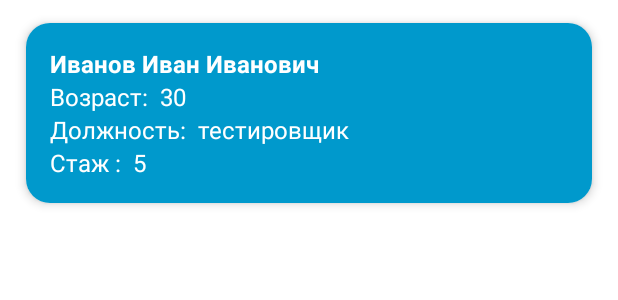
After one commit to panasetskaya/DataStorageHomeWork11, an Android app: the layout item_employee.xml on its own in the app's theme, with its tools: preview values and no code run, on a phone screen of 412 x 824 dp. The commit adds this screen. Shown: the top 300 px of the screen. Run offline under Robolectric (Android 15) with nearby library versions, the phone set to English and light mode, and no system bars.

Commit message:
add layouts

```diff
--- /dev/null
+++ b/app/src/main/res/layout/item_employee.xml
@@ -0,0 +1,104 @@
+<?xml version="1.0" encoding="utf-8"?>
+<androidx.cardview.widget.CardView xmlns:android="http://schemas.android.com/apk/res/android"
+    xmlns:app="http://schemas.android.com/apk/res-auto"
+    xmlns:tools="http://schemas.android.com/tools"
+    android:layout_width="match_parent"
+    android:layout_height="wrap_content"
+    android:layout_marginStart="8dp"
+    android:layout_marginTop="4dp"
+    android:layout_marginEnd="8dp"
+    app:cardCornerRadius="16dp"
+    app:cardElevation="4dp"
+    app:cardUseCompatPadding="true">
+
+    <androidx.constraintlayout.widget.ConstraintLayout
+        android:layout_width="match_parent"
+        android:layout_height="wrap_content"
+        android:background="@android:color/holo_blue_dark"
+        android:padding="16dp">
+
+        <TextView
+            android:id="@+id/item_employee_name"
+            android:layout_width="0dp"
+            android:layout_height="wrap_content"
+            android:layout_weight="5"
+            android:textColor="@color/white"
+            android:textSize="16sp"
+            android:textStyle="bold"
+            app:layout_constraintTop_toTopOf="parent"
+            app:layout_constraintStart_toStartOf="parent"
+            tools:text="Иванов Иван Иванович" />
+
+        <TextView
+            android:id="@+id/item_employee_age_label"
+            android:layout_width="0dp"
+            android:layout_height="wrap_content"
+            android:layout_weight="5"
+            android:textColor="@color/white"
+            android:textSize="16sp"
+            app:layout_constraintTop_toBottomOf="@+id/item_employee_name"
+            app:layout_constraintStart_toStartOf="parent"
+            android:text="@string/age_label" />
+
+        <TextView
+            android:id="@+id/item_employee_age"
+            android:layout_width="0dp"
+            android:layout_height="wrap_content"
+            android:layout_weight="5"
+            android:textColor="@color/white"
+            android:textSize="16sp"
+            android:layout_marginStart="8dp"
+            app:layout_constraintTop_toBottomOf="@+id/item_employee_name"
+            app:layout_constraintStart_toEndOf="@+id/item_employee_age_label"
+            tools:text="30" />
+
+        <TextView
+            android:id="@+id/item_employee_position_label"
+            android:layout_width="0dp"
+            android:layout_height="wrap_content"
+            android:layout_weight="5"
+            android:textColor="@color/white"
+            android:textSize="16sp"
+            app:layout_constraintTop_toBottomOf="@+id/item_employee_age_label"
+            app:layout_constraintStart_toStartOf="parent"
+            android:text="@string/position_label" />
+
+        <TextView
+            android:id="@+id/item_employee_position"
+            android:layout_width="0dp"
+            android:layout_height="wrap_content"
+            android:layout_weight="5"
+            android:textColor="@color/white"
+            android:textSize="16sp"
+            android:layout_marginStart="8dp"
+            app:layout_constraintTop_toBottomOf="@+id/item_employee_age_label"
+            app:layout_constraintStart_toEndOf="@+id/item_employee_position_label"
+            tools:text="тестировщик" />
+
+        <TextView
+            android:id="@+id/item_employee_experience_label"
+            android:layout_width="0dp"
+            android:layout_height="wrap_content"
+            android:layout_weight="5"
+            android:textColor="@color/white"
+            android:textSize="16sp"
+            app:layout_constraintTop_toBottomOf="@+id/item_employee_position_label"
+            app:layout_constraintStart_toStartOf="parent"
+            android:text="@string/experience_label" />
+
+        <TextView
+            android:id="@+id/item_employee_experience"
+            android:layout_width="0dp"
+            android:layout_height="wrap_content"
+            android:layout_weight="5"
+            android:textColor="@color/white"
+            android:textSize="16sp"
+            android:layout_marginStart="8dp"
+            app:layout_constraintTop_toBottomOf="@+id/item_employee_position_label"
+            app:layout_constraintStart_toEndOf="@+id/item_employee_experience_label"
+            tools:text="5" />
+
+
+    </androidx.constraintlayout.widget.ConstraintLayout>
+
+</androidx.cardview.widget.CardView>
--- a/app/src/main/res/values/strings.xml
+++ b/app/src/main/res/values/strings.xml
@@ -2,4 +2,7 @@
     <string name="app_name">DataStorageHomeWork11</string>
     <!-- TODO: Remove or change this placeholder text -->
     <string name="hello_blank_fragment">Hello blank fragment</string>
+    <string name="age_label">Возраст:</string>
+    <string name="experience_label">Стаж :</string>
+    <string name="position_label">Должность:</string>
 </resources>
```
Also changed, not shown: app/src/main/res/layout/fragment_employees.xml (+24 -7 lines), app/src/main/res/layout/fragment_positions.xml (+24 -7 lines), app/src/main/res/layout/item_position.xml (added, +33 -0 lines).
